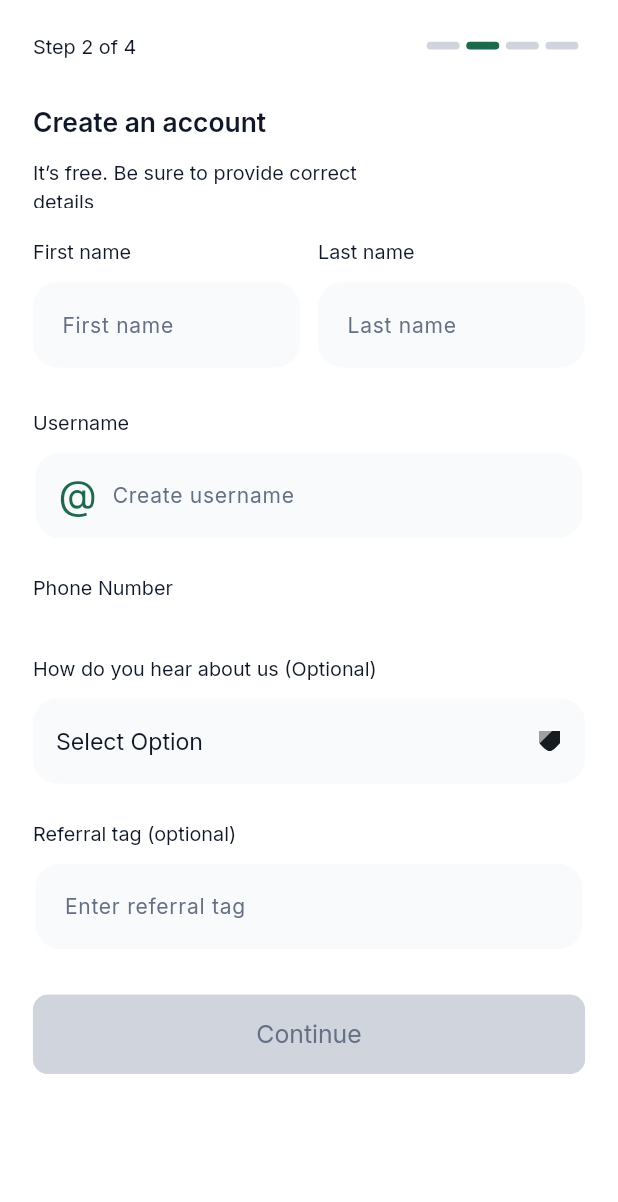
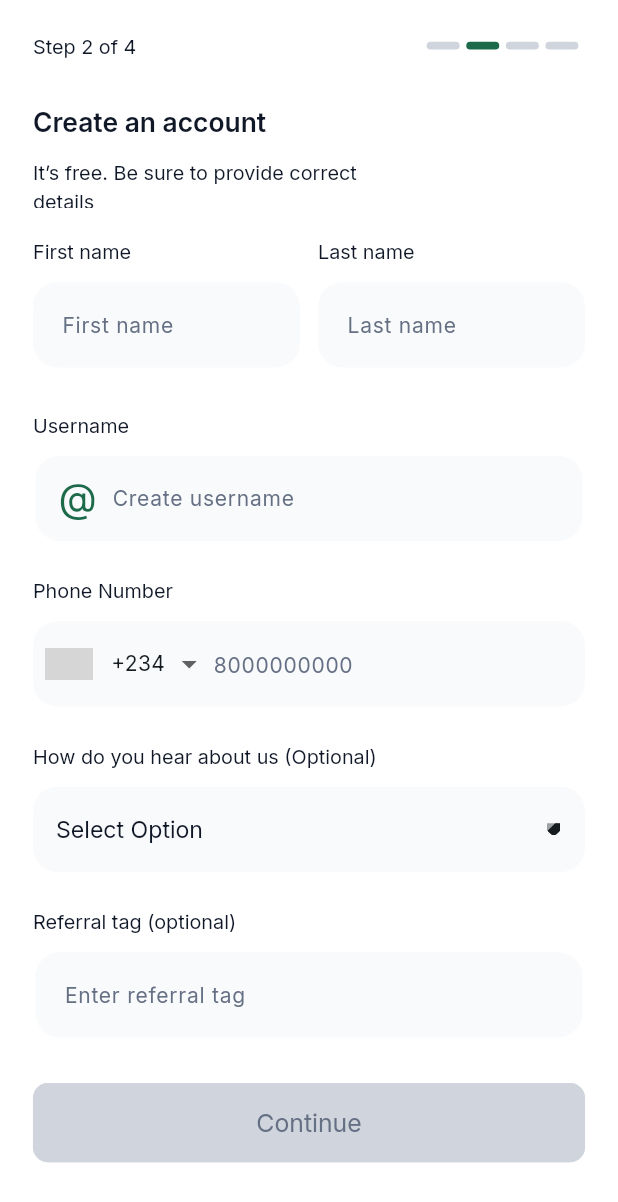
Before and after one commit to KedwithGod/Favex, a Flutter app: the CreateAccountPage screen opened by its route, on a phone screen of 412 x 824 dp. Shown: the top 1202 px of the screen. Run offline on Flutter 3.47's test engine with Material 3 defaults, Android fonts, the phone set to English and light mode, and no system bars; drawn by our look-alikes of intl_phone_number_input; our stand-ins replace another_flushbar, dio, dropdown_search, flutter_animate, flutter_svg, go_router and 10 more; missing offline and left inert: clipboard, flutter_swipe_detector; accounts and stored records are empty; project files that could hold a hidden picture were left out; grey boxes are pictures that could not be loaded.

Commit message:
pushing all neccessary changes

```diff
--- a/lib/model/utilities/functions/determine_initital_route.dart
+++ b/lib/model/utilities/functions/determine_initital_route.dart
@@ -8,7 +8,7 @@ Future<String> determineInitialRoute() async {
     print('User has valid token, checking admin status');
     tokenKeyBucket = token;
     isLoggedInBucket = true;
-    return '/home';
+    // return '/home';
     }
 
     // Check if user is admin by looking at user data
--- a/lib/model/utilities/imports/plugins.dart
+++ b/lib/model/utilities/imports/plugins.dart
@@ -20,5 +20,5 @@ export 'package:visibility_detector/visibility_detector.dart';
 export 'package:line_icons/line_icons.dart';
 export 'package:websafe_svg/websafe_svg.dart';
 export 'package:local_auth/local_auth.dart';
-// export 'package:intl_phone_number_input/intl_phone_number_input.dart';
+export 'package:intl_phone_number_input/intl_phone_number_input.dart';
 export 'package:shimmer/shimmer.dart';
--- a/lib/view_models/rate_calculator/gift_card.dart
+++ b/lib/view_models/rate_calculator/gift_card.dart
@@ -206,10 +206,12 @@ class GiftCardCaculatorVieModel extends BaseModel {
     validateCardValue() {
     unfocusAllNodes('cardValue');
     if(selectedCardRangeIndex==null){return;}
-    else{
+    else if (selectedCardRangeIndex!=null && cardValueController.text.trim().isNotEmpty ){
      int min= int.parse(cardCountryList[selectedCountryIndex!].ranges[selectedCardRangeIndex!].min);
      int max= int.parse(cardCountryList[selectedCountryIndex!].ranges[selectedCardRangeIndex!].max);
+
      int value = int.parse(cardValueController.text.trim().replaceAll(',', ''));
+     print(value);
 
     if (min<=value && max>=value) {
       cardValueErrorBool = false;
--- a/lib/views/pages/dashboard/home.dart
+++ b/lib/views/pages/dashboard/home.dart
@@ -157,7 +157,7 @@ class HomePage extends StatelessWidget {
                                                       context.pop();
                                                     },
                                                     child: GeneralContainer(
-                                                      height: 73,
+                                                      height: 72,
                                                       width: 335,
                                                       borderRadius: 16,
                                                       left: 24,
@@ -317,7 +317,7 @@ class HomePage extends StatelessWidget {
                                                                   ),
                                                                   S(h: 3),
                                                                   InterText(
-                                                                    "₦ ${displayWithComma(model.walletBalance)}",
+                                                                    "₦ ${displayWithComma(model.nfxBalance)}",
                                                                     textColor:
                                                                         colorsBucket!
                                                                             .subtitle,
--- a/lib/views/pages/sign_up/create_account.dart
+++ b/lib/views/pages/sign_up/create_account.dart
@@ -54,7 +54,7 @@ class CreateAccountPage extends StatelessWidget {
 
                           S(
                             w: 335,
-                            h: 88 +
+                            h: 90 +
                                 (model.firstNameErrorBool
                                     ? (calculateErrorTextHeight(
                                             model.firstNameErrorText, context) +
@@ -228,15 +228,15 @@ class CreateAccountPage extends StatelessWidget {
                           ),
                           S(h: 10),
 
-                          // PhoneNumberTextField(
-                          //   textFieldController: model.phonenumberController,
-                          //   focusNode: model.phonenumberFocusNode,
-                          //   onChangedFunction: (value) {
-                          //     model.onChangedFunctionPhone(value);
-                          //   },
-                          //   errorTextActive: model.phonenumberErrorBool,
-                          //   errorText: model.phoneErrorText,
-                          // ),
+                          PhoneNumberTextField(
+                            textFieldController: model.phonenumberController,
+                            focusNode: model.phonenumberFocusNode,
+                            onChangedFunction: (value) {
+                              model.onChangedFunctionPhone(value);
+                            },
+                            errorTextActive: model.phonenumberErrorBool,
+                            errorText: model.phoneErrorText,
+                          ),
 
                           if (!model.phoneNotValid) ...[
                             S(h: 10),
@@ -426,14 +426,10 @@ class CreateAccountPage extends StatelessWidget {
                                       ],
                                     )
                                   ],
-                                  S(
-                                    h: 13,
-                                    w: 13,
-                                    child: const SvgPngImage(
-                                        path: 'arrow_down',
-                                        height: 11,
-                                        width: 8),
-                                  )
+                                  const SvgPngImage(
+                                      path: 'arrow_down',
+                                      height: 8,
+                                      width: 8)
                                 ],
                               ),
                             ),
--- a/lib/views/pages/sign_up/email_verificaton.dart
+++ b/lib/views/pages/sign_up/email_verificaton.dart
@@ -40,7 +40,7 @@ class EmailVerificationPage extends StatelessWidget {
                             children: [
                               S(
                                   w: 237,
-                                  h: 32,
+                                  h: 40,
                                   child: InterText(
                                     textBucket!
                                         .signUpEmailAddressForOTPVerification,
@@ -64,7 +64,7 @@ class EmailVerificationPage extends StatelessWidget {
                           // email address label
                           S(
                             w: 335,
-                            h: 583,
+                            h: 550,
                             child: Column(
                               mainAxisAlignment: MainAxisAlignment.spaceBetween,
                               children: [
--- a/lib/views/reusable_widgets/shared/animation.dart
+++ b/lib/views/reusable_widgets/shared/animation.dart
@@ -1,5 +1,5 @@
 import 'package:favex/model/utilities/imports/shared.dart';
-import 'package:flutter/material.dart';
+
 
 // Method 1: Using AnimatedContainer (Easiest)
 class SimpleAnimatedButton extends StatefulWidget {
--- a/lib/views/ui_elements/general_textfield_display.dart
+++ b/lib/views/ui_elements/general_textfield_display.dart
@@ -237,126 +237,126 @@ class FormattedTextFields extends StatelessWidget {
 
 
 
-// class PhoneNumberTextField extends StatefulWidget {
-//   final TextEditingController textFieldController;
-//   final FocusNode focusNode;
-//   final Function(PhoneNumber)? onChangedFunction;
-//   final bool errorTextActive;
-//   final String? errorText;
+class PhoneNumberTextField extends StatefulWidget {
+  final TextEditingController textFieldController;
+  final FocusNode focusNode;
+  final Function(PhoneNumber)? onChangedFunction;
+  final bool errorTextActive;
+  final String? errorText;
 
-//   // Style props
-//   final double? height, width, borderRadius, cursorHeight, textFont, hintFont;
-//   final Color? containerColor, cursorColor, hintColor, outLineBorderColor, focusBorderColor, fillColor;
-//   final bool? filled, noBorder;
-//   final Widget? prefix, suffix, suffixIcon;
-//   final EdgeInsets? contentPadding;
+  // Style props
+  final double? height, width, borderRadius, cursorHeight, textFont, hintFont;
+  final Color? containerColor, cursorColor, hintColor, outLineBorderColor, focusBorderColor, fillColor;
+  final bool? filled, noBorder;
+  final Widget? prefix, suffix, suffixIcon;
+  final EdgeInsets? contentPadding;
 
-//   const PhoneNumberTextField({
-//     super.key,
-//     required this.textFieldController,
-//     required this.focusNode,
-//     required this.onChangedFunction,
-//     required this.errorTextActive,
-//     this.errorText,
-//     this.height,
-//     this.width,
-//     this.borderRadius,
-//     this.cursorHeight,
-//     this.textFont,
-//     this.hintFont,
-//     this.containerColor,
-//     this.cursorColor,
-//     this.hintColor,
-//     this.outLineBorderColor,
-//     this.focusBorderColor,
-//     this.fillColor,
-//     this.filled,
-//     this.noBorder,
-//     this.prefix,
-//     this.suffix,
-//     this.suffixIcon,
-//     this.contentPadding,
-//   });
+  const PhoneNumberTextField({
+    super.key,
+    required this.textFieldController,
+    required this.focusNode,
+    required this.onChangedFunction,
+    required this.errorTextActive,
+    this.errorText,
+    this.height,
+    this.width,
+    this.borderRadius,
+    this.cursorHeight,
+    this.textFont,
+    this.hintFont,
+    this.containerColor,
+    this.cursorColor,
+    this.hintColor,
+    this.outLineBorderColor,
+    this.focusBorderColor,
+    this.fillColor,
+    this.filled,
+    this.noBorder,
+    this.prefix,
+    this.suffix,
+    this.suffixIcon,
+    this.contentPadding,
+  });
 
-//   @override
-//   State<PhoneNumberTextField> createState() => _PhoneNumberTextFieldState();
-// }
+  @override
+  State<PhoneNumberTextField> createState() => _PhoneNumberTextFieldState();
+}
 
-// class _PhoneNumberTextFieldState extends State<PhoneNumberTextField> {
-//   PhoneNumber _phoneNumber = PhoneNumber(isoCode: 'NG');
+class _PhoneNumberTextFieldState extends State<PhoneNumberTextField> {
+  PhoneNumber _phoneNumber = PhoneNumber(isoCode: 'NG');
 
-//   @override
-//   Widget build(BuildContext context) {
-//     return Column(
-//       crossAxisAlignment: CrossAxisAlignment.start,
-//       mainAxisSize: MainAxisSize.min,
-//       children: [
-//         Container(
-//           height: sS(context).cH(height: widget.height ?? 56),
-//           width: sS(context).cW(width: widget.width?? 335),
-//           decoration: BoxDecoration(
-//             color: widget.containerColor ?? colorsBucket!.backgroundMid,
-//             borderRadius: BorderRadius.circular(widget.borderRadius ?? 16),
-//           ),
-//           alignment: Alignment.center,
-//           child: InternationalPhoneNumberInput(
-//             focusNode: widget.focusNode,
-//             textFieldController: widget.textFieldController,
-//             initialValue: _phoneNumber,
-//             selectorConfig: const SelectorConfig(
-//               selectorType: PhoneInputSelectorType.DROPDOWN,
-//               setSelectorButtonAsPrefixIcon: true,
-//               leadingPadding: 8,
-//             ),
-//             onInputChanged: (phone) {
-//               setState(() => _phoneNumber = phone); // ✅ updates dropdown
-//               if (widget.onChangedFunction != null) {
-//                 widget.onChangedFunction!(phone);
-//               }
-//             },
-//             inputDecoration: InputDecoration(
-//               border: InputBorder.none,
-//               filled: widget.filled ?? false,
-//               fillColor: widget.fillColor ?? colorsBucket!.transparent,
-//               suffixIcon: widget.suffixIcon,
-//               suffix: widget.suffix,
-//               prefix: widget.prefix,
-//               hintText: "8000000000",
-//               hintStyle: GoogleFonts.inter(
-//                 fontSize: widget.hintFont ?? 14,
-//                 color: widget.hintColor ?? colorsBucket!.subtitle,
-//               ),
-//               contentPadding: widget.contentPadding ??
-//                   const EdgeInsets.symmetric(horizontal: 12, vertical: 16),
-//             ),
-//             keyboardType: const TextInputType.numberWithOptions(signed: false, decimal: false),
-//             cursorColor: widget.cursorColor ?? colorsBucket!.primary,
-//             autoValidateMode: AutovalidateMode.disabled,
-//             selectorTextStyle: GoogleFonts.inter(
-//               fontSize: widget.textFont ?? 14,
-//               color: colorsBucket!.borderBlack,
-//             ),
-//           ),
-//         ),
-//          if (widget.errorTextActive == true && widget.errorText!= '') ...[
-//           Column(
-//             crossAxisAlignment: CrossAxisAlignment.start,
-//             mainAxisSize: MainAxisSize.min,
-//             children: [
-//               S(h: 5),
-//               S(
-//                 h: calculateErrorTextHeight(widget.errorText??'', context),
-//                 w:  widget.width ?? 335,
-//                 child: InterText(
-//                     widget.errorText ?? '', textColor:  colorsBucket!.alertHard,
-//                     noOfTextLine: 6, textFontSize: 12,
-//                     textAlign: TextAlign.left),
-//               ),
-//               S(h: 4),
-//             ],
-//           )
-//         ]
-//       ],
-//     );
-//   }
-// }
+  @override
+  Widget build(BuildContext context) {
+    return Column(
+      crossAxisAlignment: CrossAxisAlignment.start,
+      mainAxisSize: MainAxisSize.min,
+      children: [
+        Container(
+          height: sS(context).cH(height: widget.height ?? 56),
+          width: sS(context).cW(width: widget.width?? 335),
+          decoration: BoxDecoration(
+            color: widget.containerColor ?? colorsBucket!.backgroundMid,
+            borderRadius: BorderRadius.circular(widget.borderRadius ?? 16),
+          ),
+          alignment: Alignment.center,
+          child: InternationalPhoneNumberInput(
+            focusNode: widget.focusNode,
+            textFieldController: widget.textFieldController,
+            initialValue: _phoneNumber,
+            selectorConfig: const SelectorConfig(
+              selectorType: PhoneInputSelectorType.DROPDOWN,
+              setSelectorButtonAsPrefixIcon: true,
+              leadingPadding: 8,
+            ),
+            onInputChanged: (phone) {
+              setState(() => _phoneNumber = phone); // ✅ updates dropdown
+              if (widget.onChangedFunction != null) {
+                widget.onChangedFunction!(phone);
+              }
+            },
+            inputDecoration: InputDecoration(
+              border: InputBorder.none,
+              filled: widget.filled ?? false,
+              fillColor: widget.fillColor ?? colorsBucket!.transparent,
+              suffixIcon: widget.suffixIcon,
+              suffix: widget.suffix,
+              prefix: widget.prefix,
+              hintText: "8000000000",
+              hintStyle: GoogleFonts.inter(
+                fontSize: widget.hintFont ?? 14,
+                color: widget.hintColor ?? colorsBucket!.subtitle,
+              ),
+              contentPadding: widget.contentPadding ??
+                  const EdgeInsets.symmetric(horizontal: 12, vertical: 16),
+            ),
+            keyboardType: const TextInputType.numberWithOptions(signed: false, decimal: false),
+            cursorColor: widget.cursorColor ?? colorsBucket!.primary,
+            autoValidateMode: AutovalidateMode.disabled,
+            selectorTextStyle: GoogleFonts.inter(
+              fontSize: widget.textFont ?? 14,
+              color: colorsBucket!.borderBlack,
+            ),
+          ),
+        ),
+         if (widget.errorTextActive == true && widget.errorText!= '') ...[
+          Column(
+            crossAxisAlignment: CrossAxisAlignment.start,
+            mainAxisSize: MainAxisSize.min,
+            children: [
+              S(h: 5),
+              S(
+                h: calculateErrorTextHeight(widget.errorText??'', context),
+                w:  widget.width ?? 335,
+                child: InterText(
+                    widget.errorText ?? '', textColor:  colorsBucket!.alertHard,
+                    noOfTextLine: 6, textFontSize: 12,
+                    textAlign: TextAlign.left),
+              ),
+              S(h: 4),
+            ],
+          )
+        ]
+      ],
+    );
+  }
+}
--- a/pubspec.yaml
+++ b/pubspec.yaml
@@ -67,7 +67,7 @@ dependencies:
 
   # Platform specific (Windows)
   win32: ^5.5.4
-  # intl_phone_number_input: ^0.7.4
+  intl_phone_number_input: ^0.7.4
 
 
 dev_dependencies:
```
Also changed, not shown: lib/view_models/sign_up/create_account.dart (+5 -5 lines), lib/views/pages/dashboard/sell_crypto.dart (+10 -3 lines), lib/views/pages/dashboard/sell_gift_card.dart (+42 -24 lines), pubspec.lock.
